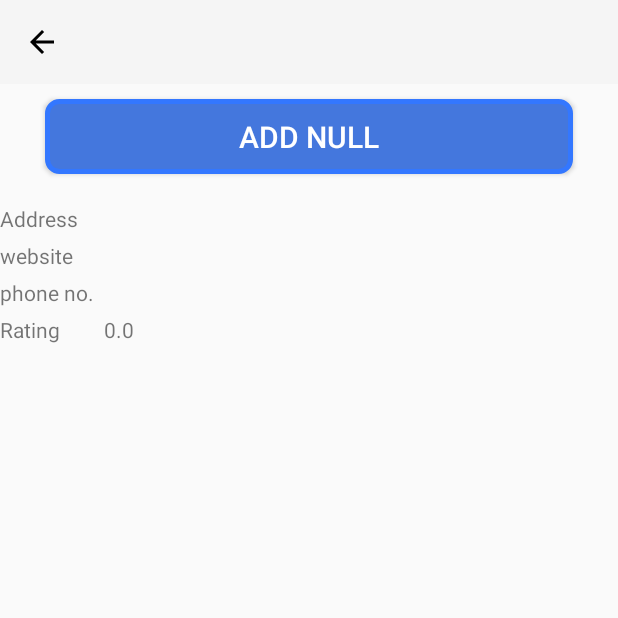
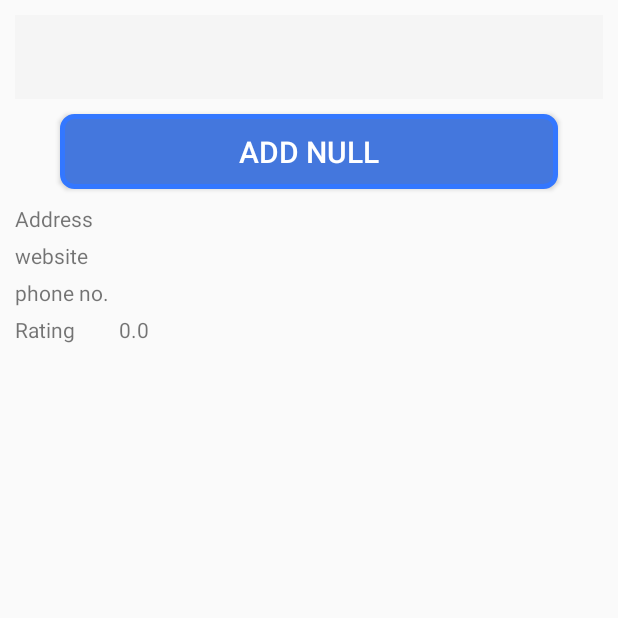
Before and after one commit to tedtrippin/BeerTokens, an Android app: the PubActivity screen opened directly, with no data from a screen before it, after a tap on an icon or button, on a phone screen of 412 x 824 dp, the top half of it. Run offline under Robolectric (Android 15) with nearby library versions, the light colour scheme and no system bars; 20 statements that could not run were skipped.

Commit message:
Removed back buttons, as reccomended. Fix MyPubs; layout missing orientation. Added pub descriptions and field.

```diff
--- a/app/src/main/java/com/trippin/beertokens/PubActivity.java
+++ b/app/src/main/java/com/trippin/beertokens/PubActivity.java
@@ -1,15 +1,8 @@
 package com.trippin.beertokens;
 
-import android.content.Context;
-import android.content.pm.PackageManager;
 import android.content.res.Resources;
-import android.graphics.Bitmap;
 import android.graphics.drawable.Drawable;
-import android.location.Location;
-import android.location.LocationManager;
 import android.support.annotation.NonNull;
-import android.support.v4.app.ActivityCompat;
-import android.support.v4.app.NavUtils;
 import android.support.v7.app.AppCompatActivity;
 import android.os.Bundle;
 import android.support.v7.widget.Toolbar;
@@ -20,25 +13,23 @@ import android.widget.TextView;
 import android.widget.Toast;
 
 import com.google.android.gms.location.places.GeoDataClient;
-import com.google.android.gms.location.places.Place;
 import com.google.android.gms.location.places.PlacePhotoMetadata;
 import com.google.android.gms.location.places.PlacePhotoMetadataBuffer;
 import com.google.android.gms.location.places.PlacePhotoMetadataResponse;
 import com.google.android.gms.location.places.PlacePhotoResponse;
 import com.google.android.gms.location.places.Places;
-import com.google.android.gms.location.places.PlacesOptions;
-import com.google.android.gms.maps.model.LatLng;
 import com.google.android.gms.tasks.OnCompleteListener;
 import com.google.android.gms.tasks.Task;
-import com.trippin.beertokens.NearbyMapsActivity;
-import com.trippin.beertokens.R;
 import com.trippin.beertokens.managers.PubVisitManager;
 import com.trippin.beertokens.model.PubVisit;
 
+import java.io.IOException;
+import java.io.InputStream;
+import java.util.Scanner;
+
 public class PubActivity extends AppCompatActivity {
 
-    private static final int RADIUS = 20;
-    private static final int PERMISSION_REQUEST_ACCESS_FINE_LOCATION = 101;
+    private static final double IN_THE_VICINITY_LIMIT = 0.02;
 
     private String pubName;
     private String pubTopName;
@@ -83,17 +74,12 @@ public class PubActivity extends AppCompatActivity {
         // Set the toolbar as the "action bar"
         Toolbar toolbar = (Toolbar) findViewById(R.id.toolbar);
         toolbar.setTitle(pubName);
-        toolbar.setNavigationIcon(R.drawable.ic_arrow_back_black_24dp);
-        toolbar.setNavigationOnClickListener(new View.OnClickListener() {
-            @Override
-            public void onClick(View v) {
-            NavUtils.navigateUpFromSameTask(PubActivity.this);
-            }
-        });
 
         setupPubSign();
 
         setupAddButton();
+
+        setupDescription();
     }
 
     private void getPhoto() {
@@ -131,9 +117,9 @@ public class PubActivity extends AppCompatActivity {
 
     public void addToVisited(View v) {
 
-        final PubVisitManager pubVisitManager = new PubVisitManager(this);
-        PubVisit pubVisit = new PubVisit(pubId, pubName, pubTopName, System.currentTimeMillis());
-        pubVisitManager.addPubVisist(pubVisit);
+        final PubVisitManager pubVisitManager = PubVisitManager.instance();
+        PubVisit pubVisit = new PubVisit(pubPlaceId, pubName, pubTopName, System.currentTimeMillis());
+        pubVisitManager.addPubVisit(pubVisit);
 
         Toast.makeText(this, "Added", Toast.LENGTH_SHORT).show();
 
@@ -185,7 +171,7 @@ public class PubActivity extends AppCompatActivity {
         double deltaX = (pubLattitude - currentLattitude);
         double deltaY = (pubLongitude - currentLongitude);
         double radius = Math.sqrt((deltaX*deltaX) + (deltaY*deltaY));
-        boolean inVicinity = radius < 0.02;
+        boolean inVicinity = radius < IN_THE_VICINITY_LIMIT;
 
         Button addPubButton = (Button) findViewById(R.id.addPubButton);
         addPubButton.setEnabled(inVicinity);
@@ -193,4 +179,18 @@ public class PubActivity extends AppCompatActivity {
             ? "Add " + pubTopName
             : "Too far away to add");
     }
+
+    private void setupDescription() {
+
+        String idName = pubTopName.toLowerCase().replace(' ', '_');
+        Resources resources = getResources();
+        int id = resources.getIdentifier(idName, "raw", getApplicationContext().getPackageName());
+
+        try ( InputStream in = getResources().openRawResource(id) ) {
+            String description = new Scanner(in, "utf-8").useDelimiter("\\Z").next();
+            ((TextView) findViewById(R.id.pubDescription)).setText(description);
+        } catch (Exception ex) {
+            Toast.makeText(this, "Couldn't open description file", Toast.LENGTH_SHORT).show();
+        }
+    }
 }
--- a/app/src/main/java/com/trippin/beertokens/SplashActivity.java
+++ b/app/src/main/java/com/trippin/beertokens/SplashActivity.java
@@ -3,6 +3,8 @@ package com.trippin.beertokens;
 import android.content.Intent;
 import android.support.v7.app.AppCompatActivity;
 import android.os.Bundle;
+
+import com.trippin.beertokens.managers.PubVisitManager;
 
 public class SplashActivity extends AppCompatActivity {
 
@@ -15,6 +17,9 @@ public class SplashActivity extends AppCompatActivity {
         } catch (InterruptedException e) {
         }
 
+        // Initialise managers
+        PubVisitManager.initialise(getApplicationContext());
+
         Intent intent = new Intent(this, MainActivity.class);
         startActivity(intent);
         finish();
--- a/app/src/main/java/com/trippin/beertokens/managers/PubVisitManager.java
+++ b/app/src/main/java/com/trippin/beertokens/managers/PubVisitManager.java
@@ -9,33 +9,52 @@ import java.io.BufferedReader;
 import java.io.File;
 import java.io.FileInputStream;
 import java.io.FileWriter;
+import java.io.IOException;
 import java.io.InputStreamReader;
 import java.io.Writer;
-import java.util.ArrayList;
-import java.util.Collections;
-import java.util.List;
+import java.util.Collection;
+import java.util.HashMap;
+import java.util.Map;
 
 /**
  * Responsible for reading and writing PubVisit data.
  */
 public class PubVisitManager {
 
+    private static PubVisitManager instance;
+
     private final static String FILE_NAME = "mypubs.json";
     private final static String SEPARATOR = "¦";
+    private final File myPubVisitsDataFile;
+    private final Map<String, PubVisit> pubVisits = new HashMap<>(); // Key = Google place ID
 
-    private final File appDir;
-
-    public PubVisitManager (Context context) {
-        appDir = context.getFilesDir();
+    public static void initialise(Context context) {
+        instance = new PubVisitManager(context);
     }
 
-    public List<PubVisit> getMyPubVisits() {
+    public static PubVisitManager instance() {
+        return instance;
+    }
 
-        List<PubVisit> pubVisits = new ArrayList<>();
+    private PubVisitManager (Context context) {
+        myPubVisitsDataFile = new File(context.getFilesDir(), FILE_NAME);
+        load();
+    }
 
-        File myPubVisitsDataFile = new File(appDir, FILE_NAME);
-        if (!myPubVisitsDataFile.exists())
-            return pubVisits;
+    public Collection<PubVisit> getMyPubVisits() {
+        return pubVisits.values();
+    }
+
+    private void load() {
+
+        if (!myPubVisitsDataFile.exists()) {
+            try {
+                myPubVisitsDataFile.createNewFile();
+            } catch (IOException ex) {
+                Log.e("BeerTokens", "Couldn't create visist file", ex);
+            }
+            return;
+        }
 
         try (
             BufferedReader in = new BufferedReader(new InputStreamReader(new FileInputStream(myPubVisitsDataFile)));
@@ -49,35 +68,37 @@ public class PubVisitManager {
                 long timeStamp = Long.parseLong(ss[3]);
 
                 PubVisit pubVisit = new PubVisit(googlePlaceId, name, topName, timeStamp);
-                pubVisits.add(pubVisit);
+                pubVisits.put(googlePlaceId, pubVisit);
             }
 
-            // Reverse so the latest is first
-            Collections.reverse(pubVisits);
+        } catch (ArrayIndexOutOfBoundsException ex) {
+            // This here whilst testing so it can recover when adding fields to PubVisit's
+            myPubVisitsDataFile.delete();
 
         } catch (Exception ex) {
-            Log.e("BeerTokens", "Couldnt read myPubs data", ex);
+            Log.e("BeerTokens", "Couldn't read myPubs data", ex);
         }
-
-        return pubVisits;
     }
 
-    public void addPubVisist(PubVisit pubVisit) {
+    public void addPubVisit(PubVisit pubVisit) {
 
-        List<PubVisit> pubVisits = new ArrayList<>();
+        // Add/overwrite PubVisit
+        pubVisits.put(pubVisit.getGooglePlaceId(), pubVisit);
 
-        File myPubVisitsDataFile = new File(appDir, FILE_NAME);
         try (
-                Writer out = new FileWriter(myPubVisitsDataFile, true);
+                Writer out = new FileWriter(myPubVisitsDataFile, false)
         ) {
-            String buf = pubVisit.getGooglePlaceId() + SEPARATOR
-                + pubVisit.getName() + SEPARATOR
-                + pubVisit.getDateAdded() + '\n';
-            out.write(buf);
+            for (PubVisit p : getMyPubVisits()) {
+                String buf = p.getGooglePlaceId() + SEPARATOR
+                        + p.getName() + SEPARATOR
+                        + p.getTopName() + SEPARATOR
+                        + p.getDateAdded() + '\n';
+                out.write(buf);
+            }
             out.flush();
 
         } catch (Exception ex) {
-            Log.e("BeerTokens", "Unable to add PubVisit to file", ex);
+            Log.e("BeerTokens", "Unable to write PubVisit's to file", ex);
         }
     }
 }
--- a/app/src/main/res/layout/activity_my_pubs.xml
+++ b/app/src/main/res/layout/activity_my_pubs.xml
@@ -3,6 +3,7 @@
     xmlns:tools="http://schemas.android.com/tools"
     android:layout_width="match_parent"
     android:layout_height="match_parent"
+    android:orientation="vertical"
     tools:context="com.trippin.beertokens.MyPubsActivity">
 
     <include layout="@layout/toolbar" />
--- a/app/src/main/res/layout/activity_pub.xml
+++ b/app/src/main/res/layout/activity_pub.xml
@@ -4,6 +4,7 @@
     android:layout_width="match_parent"
     android:layout_height="match_parent"
     android:orientation="vertical"
+    android:padding="10dp"
     tools:context="com.trippin.beertokens.PubActivity">
 
     <include layout="@layout/toolbar" />
@@ -33,16 +34,20 @@
         android:background="@drawable/button_back_blue"
         android:textColor="#fff"
         android:onClick="addToVisited"
-        android:layout_marginBottom="20dp"
         android:layout_marginTop="10dp"
+        android:layout_marginBottom="10dp"
         android:layout_marginLeft="30dp"
         android:layout_marginRight="30dp" />
 
-    <TableLayout
+    <ScrollView
         android:layout_width="match_parent"
         android:layout_height="match_parent">
 
-        <TableRow>
+        <TableLayout
+            android:layout_width="match_parent"
+            android:layout_height="wrap_content">
+
+            <TableRow android:layout_width="match_parent">
                 <TextView
                     android:text="Address "
                     android:layout_marginBottom="5dp" />
@@ -51,7 +56,7 @@
                     android:layout_width="wrap_content"
                     android:layout_height="wrap_content" />
             </TableRow>
-        <TableRow>
+            <TableRow android:layout_width="match_parent">
                 <TextView
                     android:text="website"
                     android:layout_marginBottom="5dp" />
@@ -60,7 +65,7 @@
                     android:layout_width="wrap_content"
                     android:layout_height="wrap_content" />
             </TableRow>
-        <TableRow>
+            <TableRow android:layout_width="match_parent">
                 <TextView
                     android:text="phone no.  "
                     android:layout_marginBottom="5dp" />
@@ -69,7 +74,7 @@
                     android:layout_width="wrap_content"
                     android:layout_height="wrap_content" />
             </TableRow>
-        <TableRow>
+            <TableRow android:layout_width="match_parent">
                 <TextView
                     android:text="Rating" />
                 <TextView
@@ -77,6 +82,16 @@
                     android:layout_width="wrap_content"
                     android:layout_height="wrap_content" />
             </TableRow>
+            <TableRow android:layout_width="match_parent">
+                <TextView
+                    android:id="@+id/pubDescription"
+                    android:layout_marginTop="20dp"
+                    android:layout_width="match_parent"
+                    android:layout_height="wrap_content"
+                    android:layout_span="2"
+                    android:layout_weight="1"/>
+            </TableRow>
         </TableLayout>
+    </ScrollView>
 
 </LinearLayout>
--- /dev/null
+++ b/app/src/main/res/raw/royal_oak.txt
@@ -0,0 +1 @@
+Royal Oak: After the Battle of Worcester (1651) in the English Civil War, the defeated Prince Charles escaped the scene with the Roundheads on his tail. He managed to reach Bishops Wood in Staffordshire, where he found an oak tree (now known as the Boscobel Oak near Boscobel House). He climbed the tree and hid in it for a day while his obviously short-sighted pursuers strolled around under the tree looking for him. The hunters gave up, Prince Charles came down and escaped to France (the Escape of Charles II). He became Charles II on the Restoration of the Monarchy. To celebrate this good fortune, 29 May (Charles' birthday) was declared Royal Oak Day and the pub name remembers this
```
Also changed, not shown: app/src/main/java/com/trippin/beertokens/MyPubsActivity.java (+16 -20 lines), app/src/main/java/com/trippin/beertokens/NearbyMapsActivity.java (+0 -7 lines), app/src/main/java/com/trippin/beertokens/Top100Activity.java (+0 -7 lines). Lines whose indentation alone changed are shown as unchanged.
